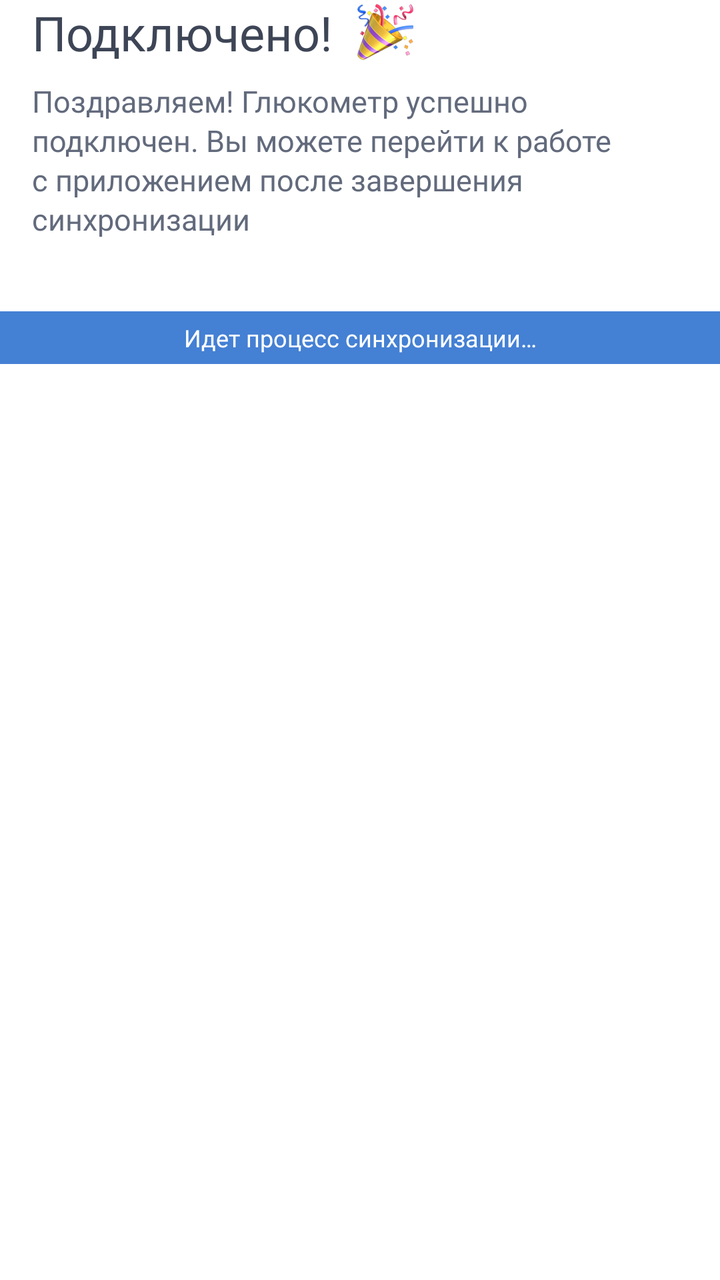
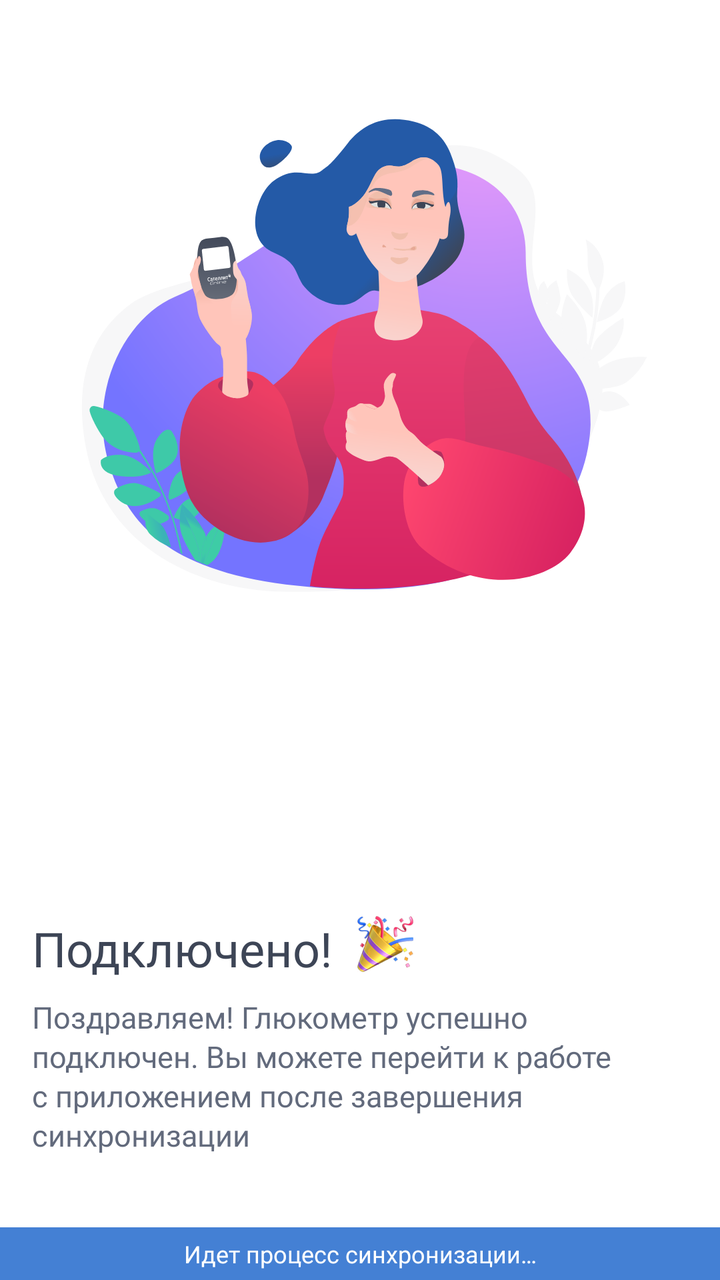

Compare the two renders of this Android layout. The source of the first and the diff that turns it into the second are given below.
<!-- AndroidManifest.xml: another module's application theme AppTheme -->
<!-- res/layout/layout_sync_state_connected.xml -->
<?xml version="1.0" encoding="utf-8"?>
<LinearLayout xmlns:android="http://schemas.android.com/apk/res/android"
    xmlns:app="http://schemas.android.com/apk/res-auto"
    android:id="@+id/stateConnectedView"
    android:layout_width="match_parent"
    android:layout_height="wrap_content"
    android:layout_gravity="bottom"
    android:orientation="vertical">

    <LinearLayout
        android:layout_width="match_parent"
        android:layout_height="wrap_content"
        android:layout_marginStart="16dp"
        android:layout_marginEnd="16dp"
        android:layout_marginBottom="8dp"
        android:orientation="horizontal">

        <android.support.v7.widget.AppCompatTextView
            style="@style/New.Headline3.BlackBlue"
            android:layout_width="wrap_content"
            android:layout_height="wrap_content"
            android:text="@string/sync_state_title_connected" />

        <android.support.v7.widget.AppCompatImageView
            android:layout_width="wrap_content"
            android:layout_height="wrap_content"
            android:layout_gravity="center_vertical"
            android:layout_marginStart="12dp"
            app:srcCompat="@drawable/ic_congrats" />

    </LinearLayout>

    <android.support.v7.widget.AppCompatTextView
        style="@style/New.Title2.ShadeBlack0"
        android:layout_width="match_parent"
        android:layout_height="wrap_content"
        android:layout_marginStart="16dp"
        android:layout_marginEnd="16dp"
        android:layout_marginBottom="36dp"
        android:lineSpacingExtra="2dp"
        android:text="@string/sync_state_subtitle_connected" />

    <android.support.v7.widget.AppCompatTextView
        style="@style/New.Caption1.White"
        android:layout_width="match_parent"
        android:layout_height="wrap_content"
        android:background="@color/shade_blue3"
        android:gravity="center"
        android:padding="5dp"
        android:text="@string/sync_state_title_progress_connected" />

</LinearLayout>
<!-- resources referenced by this layout -->
<resources>
  <color name="shade_blue3">#4480d4</color>
  <!-- drawable ic_congrats: png bitmap (drawable-hdpi, 4850 bytes) -->
  <string name="sync_state_subtitle_connected">Поздравляем! Глюкометр успешно\nподключен. Вы можете перейти к работе\nс приложением после завершения\nсинхронизации</string>
  <string name="sync_state_title_connected">Подключено!</string>
  <string name="sync_state_title_progress_connected">Идет процесс синхронизации…</string>
  <style name="New.Caption1.White">
          <item name="android:textColor">@color/white</item>
      </style>
  <style name="New.Headline3.BlackBlue">
          <item name="android:textColor">@color/black_blue</item>
      </style>
  <style name="New.Title2.ShadeBlack0">
          <item name="android:textColor">@color/shade_black0</item>
      </style>
  <style name="AppTheme" parent="Theme.AppCompat.Light.NoActionBar">
          <item name="colorPrimary">@color/colorPrimary</item>
          <item name="colorPrimaryDark">@color/colorPrimaryDark</item>
          <item name="colorAccent">@color/colorAccent</item>
          <item name="android:windowBackground">@color/color_window_background</item>
          <item name="bottomSheetDialogTheme">@style/BottomSheetTransparentStyle</item>
          <item name="actionMenuTextAppearance">@style/New.Button3.White</item>
          <item name="actionMenuTextColor">@color/white</item>
      </style>
  <color name="white">#ffffff</color>
  <color name="black_blue">#3d4556</color>
  <color name="shade_black0">#626a7c</color>
  <color name="colorPrimary">@color/white</color>
  <color name="colorPrimaryDark">#f3f2f2</color>
  <color name="colorAccent">@color/shade_g_green_a</color>
  <color name="color_window_background">@color/white</color>
  <style name="BottomSheetTransparentStyle" parent="Theme.Design.BottomSheetDialog">
          <item name="android:windowAnimationStyle">@null</item>
          <item name="android:colorBackground">@android:color/transparent</item>
          <item name="android:backgroundDimEnabled">false</item>
      </style>
  <style name="New.Button3.White">
          <item name="android:textColor">@color/white</item>
      </style>
  <color name="shade_g_green_a">#3ec9a8</color>
</resources>

<!-- the commit's change to res/layout/layout_sync_state_connected.xml (unified diff, before → after) -->
@@ -1,36 +1,45 @@
-<?xml version="1.0" encoding="utf-8"?>
-<LinearLayout xmlns:android="http://schemas.android.com/apk/res/android"
+<android.support.constraint.ConstraintLayout xmlns:android="http://schemas.android.com/apk/res/android"
     xmlns:app="http://schemas.android.com/apk/res-auto"
     android:id="@+id/stateConnectedView"
     android:layout_width="match_parent"
-    android:layout_height="wrap_content"
-    android:layout_gravity="bottom"
-    android:orientation="vertical">
+    android:layout_height="match_parent">
 
-    <LinearLayout
+    <android.support.v7.widget.AppCompatImageView
         android:layout_width="match_parent"
+        android:layout_height="0dp"
+        android:layout_marginStart="16dp"
+        android:layout_marginEnd="16dp"
+        app:layout_constraintBottom_toBottomOf="parent"
+        app:layout_constraintDimensionRatio="w,1:1"
+        app:layout_constraintEnd_toEndOf="parent"
+        app:layout_constraintStart_toStartOf="parent"
+        app:layout_constraintTop_toTopOf="parent"
+        app:layout_constraintVertical_bias="0.1"
+        app:srcCompat="@drawable/ic_connect_finish" />
+
+    <android.support.v7.widget.AppCompatTextView
+        android:id="@+id/titleView"
+        style="@style/New.Headline3.BlackBlue"
+        android:layout_width="wrap_content"
         android:layout_height="wrap_content"
         android:layout_marginStart="16dp"
         android:layout_marginEnd="16dp"
         android:layout_marginBottom="8dp"
-        android:orientation="horizontal">
+        android:text="@string/sync_state_title_connected"
+        app:layout_constraintBottom_toTopOf="@+id/messageView"
+        app:layout_constraintStart_toStartOf="parent" />
 
-        <android.support.v7.widget.AppCompatTextView
-            style="@style/New.Headline3.BlackBlue"
-            android:layout_width="wrap_content"
-            android:layout_height="wrap_content"
-            android:text="@string/sync_state_title_connected" />
-
-        <android.support.v7.widget.AppCompatImageView
-            android:layout_width="wrap_content"
-            android:layout_height="wrap_content"
-            android:layout_gravity="center_vertical"
-            android:layout_marginStart="12dp"
-            app:srcCompat="@drawable/ic_congrats" />
-
-    </LinearLayout>
+    <android.support.v7.widget.AppCompatImageView
+        android:layout_width="wrap_content"
+        android:layout_height="wrap_content"
+        android:layout_gravity="center_vertical"
+        android:layout_marginStart="12dp"
+        app:layout_constraintStart_toEndOf="@+id/titleView"
+        app:layout_constraintTop_toTopOf="@+id/titleView"
+        app:srcCompat="@drawable/ic_congrats" />
 
     <android.support.v7.widget.AppCompatTextView
+        android:id="@+id/messageView"
         style="@style/New.Title2.ShadeBlack0"
         android:layout_width="match_parent"
         android:layout_height="wrap_content"
@@ -38,15 +47,22 @@
         android:layout_marginEnd="16dp"
         android:layout_marginBottom="36dp"
         android:lineSpacingExtra="2dp"
-        android:text="@string/sync_state_subtitle_connected" />
+        android:text="@string/sync_state_subtitle_connected"
+        app:layout_constraintBottom_toTopOf="@+id/infoView"
+        app:layout_constraintEnd_toEndOf="parent"
+        app:layout_constraintStart_toStartOf="parent" />
 
     <android.support.v7.widget.AppCompatTextView
+        android:id="@+id/infoView"
         style="@style/New.Caption1.White"
         android:layout_width="match_parent"
         android:layout_height="wrap_content"
         android:background="@color/shade_blue3"
         android:gravity="center"
         android:padding="5dp"
-        android:text="@string/sync_state_title_progress_connected" />
+        android:text="@string/sync_state_title_progress_connected"
+        app:layout_constraintBottom_toBottomOf="parent"
+        app:layout_constraintEnd_toEndOf="parent"
+        app:layout_constraintStart_toStartOf="parent" />
 
-</LinearLayout>
+</android.support.constraint.ConstraintLayout>
<!-- resource entries referenced after the edit -->
@@ -2,6 +2,7 @@
 <resources>
   <color name="shade_blue3">#4480d4</color>
   <!-- drawable ic_congrats: png bitmap (drawable-hdpi, 4850 bytes) -->
+  <!-- drawable ic_connect_finish: vector/xml drawable (drawable-nodpi, 50471 chars, omitted) -->
   <string name="sync_state_subtitle_connected">Поздравляем! Глюкометр успешно\nподключен. Вы можете перейти к работе\nс приложением после завершения\nсинхронизации</string>
   <string name="sync_state_title_connected">Подключено!</string>
   <string name="sync_state_title_progress_connected">Идет процесс синхронизации…</string>
